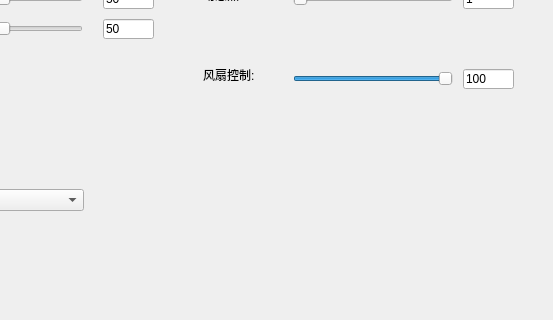
First picture: the form in osd/OsdImage.ui, repository jpcstpj7281/gameseer, before the edit; both pictures show x 247 to 800 and y 281 to 601 of the 800 by 601 pixel window.
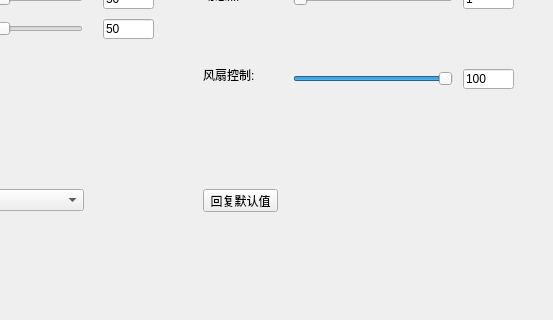
Second picture: the form after the edit.

```diff
--- a/osd/OsdImage.ui
+++ b/osd/OsdImage.ui
@@ -845,6 +845,19 @@
     <string>风扇控制:</string>
    </property>
   </widget>
+  <widget class="QPushButton" name="btnInit_2">
+   <property name="geometry">
+    <rect>
+     <x>450</x>
+     <y>470</y>
+     <width>75</width>
+     <height>23</height>
+    </rect>
+   </property>
+   <property name="text">
+    <string>回复默认值</string>
+   </property>
+  </widget>
  </widget>
  <resources/>
  <connections/>
```
